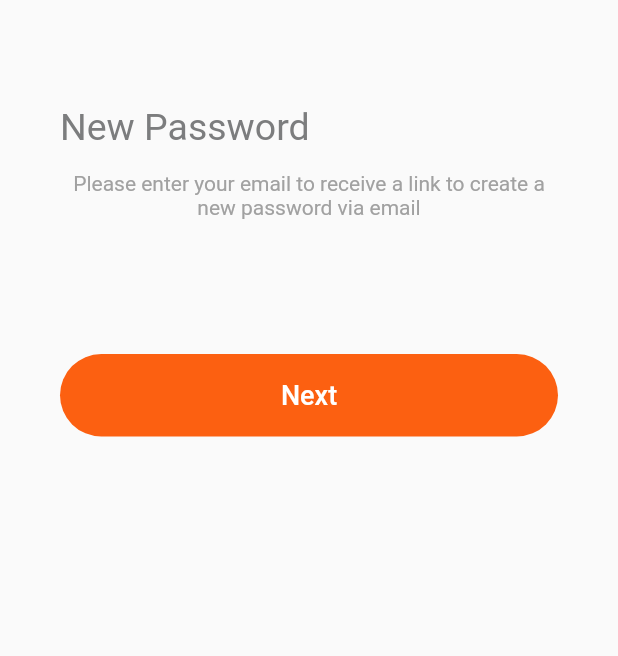
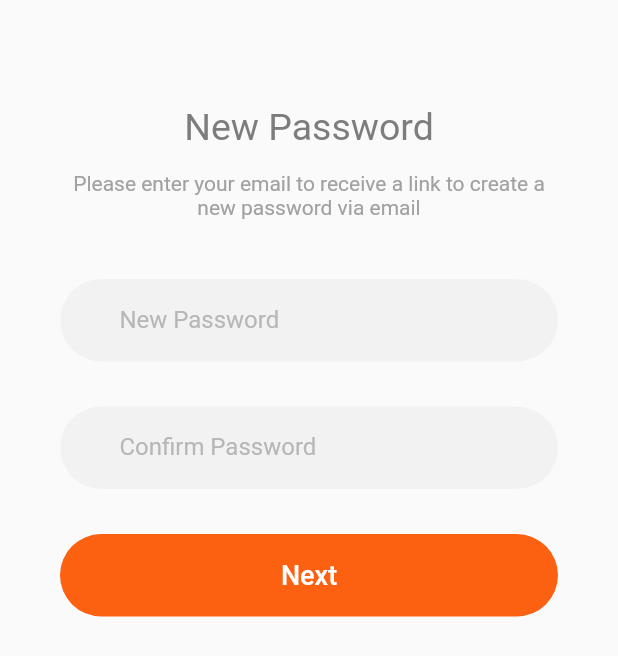
Before and after one commit to DavidC-137/AppMonkey., a Flutter app: the newPassword screen opened directly, on a phone screen of 412 x 824 dp. Shown: the top 656 px of the screen. Run offline on Flutter 3.47's test engine with Material 2 defaults, Android fonts, the phone set to English and light mode, and no system bars.

Commit message:
Actualizacion de imagenes

```diff
--- a/lib/src/pages/new_Password.dart
+++ b/lib/src/pages/new_Password.dart
@@ -18,6 +18,7 @@ class newPassword extends StatelessWidget {
                 height: 70.0,
               ),
               Container(
+                alignment: Alignment.center,
                 margin: const EdgeInsets.only(right:40.0, left: 40.0),
                 child: const Text('New Password',
                     style: TextStyle(
@@ -39,10 +40,49 @@ class newPassword extends StatelessWidget {
                 ),
               ),
               const SizedBox(height: 40.0,),
-              const SizedBox(
-                height: 20.0,
-              ),
+
+              Container(
+                    width: double.infinity,
+                    height: 55.0,
+                    margin: const EdgeInsets.only(left: 40.0, right:40.0 ),
+                    decoration: BoxDecoration(
+                      borderRadius: BorderRadius.circular(30),
+                      color: const Color.fromRGBO(242, 242, 242, 1.0)
+                    ),
+                    child:TextFormField(
+                      obscureText: true,
+                        keyboardType: TextInputType.emailAddress,
+                        decoration: const InputDecoration(
+                          border: InputBorder.none,
+                            labelText: '          New Password',
+                            labelStyle: TextStyle(
+                              color:  Color.fromRGBO(182, 183, 183, 1.0)
+                            )
+                        ),
+                    ),
+                  ),
               const SizedBox(height: 30.0,),
+              Container(
+                    width: double.infinity,
+                    height: 55.0,
+                    margin: const EdgeInsets.only(left: 40.0, right:40.0 ),
+                    decoration: BoxDecoration(
+                      borderRadius: BorderRadius.circular(30),
+                      color: const Color.fromRGBO(242, 242, 242, 1.0)
+                    ),
+                    child:TextFormField(
+                      obscureText: true,
+                        keyboardType: TextInputType.emailAddress,
+                        decoration: const InputDecoration(
+                          border: InputBorder.none,
+                            labelText: '          Confirm Password',
+                            labelStyle: TextStyle(
+                              color:  Color.fromRGBO(182, 183, 183, 1.0)
+                            )
+                        ),
+                    ),
+                  ),
+                  const SizedBox(height: 30.0,),
                   Container(
                     width: double.infinity,
                     height: 55.0,
```
Also changed, not shown: lib/home.dart (added, +172 -0 lines), lib/main.dart (+6 -1 lines), lib/src/routes/routes.dart (+39 -2 lines), lib/src/img/About_us.png (added), lib/src/img/Inbox.png (added), lib/src/img/My_orders.png (added), lib/src/img/Notifications.png (added), lib/src/img/Paymentdetails.png (added).
